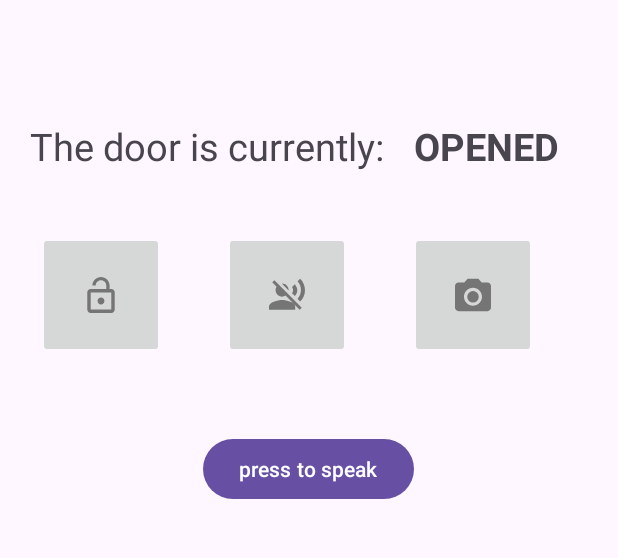
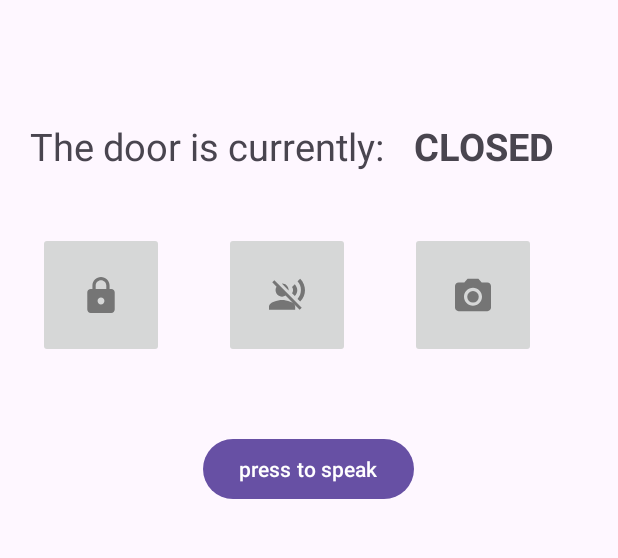
Before and after one commit to coryTuyaoqing/SmartDoorBell, an Android app: the screen it shows after launch (MainActivity), after a tap on "bottom to (un)lock the door", on a phone screen of 412 x 824 dp, the part 535-1093 px from its top. Run offline under Robolectric (Android 15) with nearby library versions, the phone set to English and light mode, and no system bars; 1 statement that could not run was skipped.

Commit message:
lock and get door status

```diff
--- a/app/src/main/java/com/example/smartdoorbell/MainActivity.java
+++ b/app/src/main/java/com/example/smartdoorbell/MainActivity.java
@@ -53,11 +53,12 @@ public class MainActivity extends AppCompatActivity {
     private ImageButton imgBtnLock, imgBtnSpeak, imgBtnCamera;
     private boolean doorClosed, speakable;
     private OkHttpClient client;
-    final private String url = "http://192.168.0.106:80/photo";
-    private static final String url_audio = "http://192.168.0.106:80/upload_audio";
-    private static final String url_audio2 = "http://192.168.0.106:80/download_audio";
-    private static final String url_lock = "http://192.168.0.106:80/lock";
-    private static final String url_door_status = "http://192.168.0.106:80/doorstatus";
+    final private String ip = "http://192.168.82.160:80";
+    final private String url = ip + "/photo";
+    private final String url_audio = ip + "/upload_audio";
+    private final String url_audio2 = ip + "/download_audio";
+    private final String url_lock = ip + "/unlock";
+    private final String url_door_status = ip + "/doorstatus";
     private static final int RECORD_AUDIO_PERMISSION_REQUEST_CODE = 100;
     private Handler timerHandler = new Handler();
     private Runnable timerRunnable;
@@ -92,8 +93,7 @@ public class MainActivity extends AppCompatActivity {
             }
         }
         //Check if android version is >6.0 and if record audio permission has NOT been granted
-        if (Build.VERSION.SDK_INT >= Build.VERSION_CODES.M &&
-                ActivityCompat.checkSelfPermission(this, Manifest.permission.RECORD_AUDIO) != PackageManager.PERMISSION_GRANTED) {
+        if (ActivityCompat.checkSelfPermission(this, Manifest.permission.RECORD_AUDIO) != PackageManager.PERMISSION_GRANTED) {
             //If the RECORD_AUDUO permission has NOT been granted, it must be requested
             ActivityCompat.requestPermissions(this, new String[]{Manifest.permission.RECORD_AUDIO}, RECORD_AUDIO_PERMISSION_REQUEST_CODE);
 
@@ -127,16 +127,16 @@ public class MainActivity extends AppCompatActivity {
         imgBtnLock.setOnClickListener(new View.OnClickListener() {
             @Override
             public void onClick(View v) {
-                if (doorClosed) {
-                    //If the button is pressed and door was previously closed, the door is set to opened
-                    imgBtnLock.setImageResource(R.drawable.ic_unlock);
-                    txtDoorStatus.setText("OPENED");
-                    doorClosed = false;
-                } else {
-                    imgBtnLock.setImageResource(R.drawable.ic_lock);
-                    txtDoorStatus.setText("CLOSED");
-                    doorClosed = true;
-                }
+//                if (doorClosed) {
+//                    //If the button is pressed and door was previously closed, the door is set to opened
+//                    imgBtnLock.setImageResource(R.drawable.ic_unlock);
+////                    txtDoorStatus.setText("OPENED");
+////                    doorClosed = false;
+//                } else {
+//                    imgBtnLock.setImageResource(R.drawable.ic_lock);
+//                    txtDoorStatus.setText("close");
+//                    doorClosed = true;
+//                }
 
                 //Convert boolean value to string representation
                 String booleanString = String.valueOf(!doorClosed);
@@ -304,6 +304,16 @@ public class MainActivity extends AppCompatActivity {
                     new Handler(Looper.getMainLooper()).post(new Runnable() {
                         @Override
                         public void run() {
+                            if(responseBody.equals("close")){
+                                imgBtnLock.setImageResource(R.drawable.ic_lock);
+                            }
+                            else if(responseBody.equals("open")){
+                                imgBtnLock.setImageResource(R.drawable.ic_unlock);
+                            }
+                            else{
+                                System.out.println(responseBody);
+                                return;
+                            }
                             txtDoorStatus.setText(responseBody);
                         }
                     });
```
